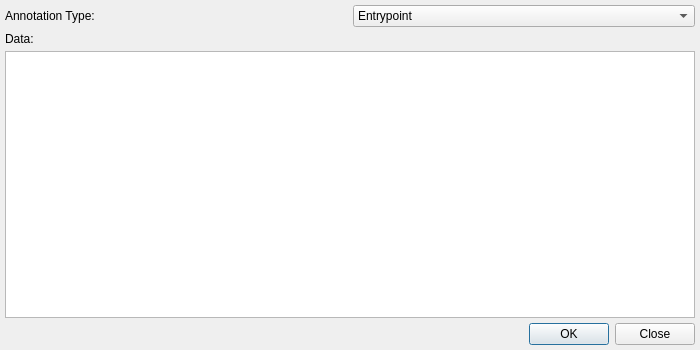
Above: src/dialogs/PPAnnotationsDialog.ui from exokortex/cutter before the change. Below: the same form after it.
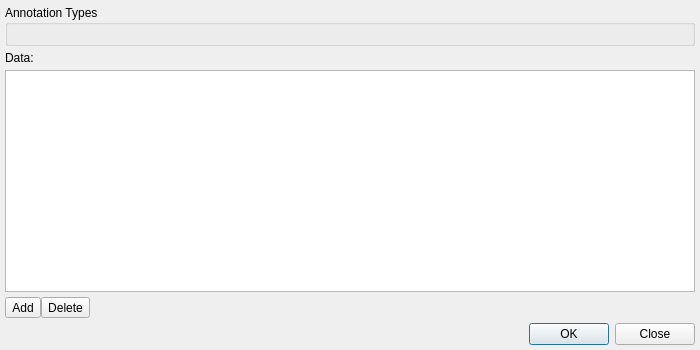
That is the form after the change. Icons and pictures are not drawn.

Commit message: dempendency updates, new add annotation window

Diff of the .ui file:
```diff
--- a/src/dialogs/PPAnnotationsDialog.ui
+++ b/src/dialogs/PPAnnotationsDialog.ui
@@ -43,34 +43,23 @@
         <number>5</number>
        </property>
        <item>
-        <layout class="QHBoxLayout" name="horizontalLayout">
-         <item>
-          <widget class="QLabel" name="label">
-           <property name="text">
-            <string>Annotation Type:</string>
-           </property>
-          </widget>
-         </item>
-         <item>
-          <widget class="QComboBox" name="annotationTypeDropdown">
-           <item>
-            <property name="text">
-             <string>Entrypoint</string>
+        <layout class="QHBoxLayout" name="horizontalLayout"/>
+       </item>
+       <item>
+        <widget class="QGroupBox" name="annotationTypesGroupBox">
+         <property name="title">
+          <string>Annotation Types</string>
+         </property>
+         <layout class="QHBoxLayout" name="horizontalLayout_2">
+          <item>
+           <layout class="QHBoxLayout" name="annotationTypesLayout">
+            <property name="sizeConstraint">
+             <enum>QLayout::SetDefaultConstraint</enum>
             </property>
-           </item>
-           <item>
-            <property name="text">
-             <string>Instruction_type</string>
-            </property>
-           </item>
-           <item>
-            <property name="text">
-             <string>Load_ref</string>
-            </property>
-           </item>
-          </widget>
-         </item>
-        </layout>
+           </layout>
+          </item>
+         </layout>
+        </widget>
        </item>
        <item>
         <widget class="QLabel" name="label_xTo">
@@ -82,6 +71,56 @@
        <item>
         <widget class="QTreeView" name="dataTreeView"/>
        </item>
+       <item>
+        <layout class="QHBoxLayout" name="horizontalLayout_3" stretch="0,0,0">
+         <property name="spacing">
+          <number>0</number>
+         </property>
+         <item>
+          <widget class="QToolButton" name="toolButton">
+           <property name="text">
+            <string>Add</string>
+           </property>
+           <property name="icon">
+            <iconset resource="../resources.qrc">
+             <normaloff>:/img/icons/plus.svg</normaloff>:/img/icons/plus.svg</iconset>
+           </property>
+           <property name="toolButtonStyle">
+            <enum>Qt::ToolButtonTextBesideIcon</enum>
+           </property>
+           <property name="autoRaise">
+            <bool>false</bool>
+           </property>
+           <property name="arrowType">
+            <enum>Qt::NoArrow</enum>
+           </property>
+          </widget>
+         </item>
+         <item>
+          <widget class="QToolButton" name="toolButton_2">
+           <property name="text">
+            <string>Delete</string>
+           </property>
+           <property name="toolButtonStyle">
+            <enum>Qt::ToolButtonTextOnly</enum>
+           </property>
+          </widget>
+         </item>
+         <item>
+          <spacer name="horizontalSpacer">
+           <property name="orientation">
+            <enum>Qt::Horizontal</enum>
+           </property>
+           <property name="sizeHint" stdset="0">
+            <size>
+             <width>40</width>
+             <height>20</height>
+            </size>
+           </property>
+          </spacer>
+         </item>
+        </layout>
+       </item>
       </layout>
      </widget>
     </widget>
```
Left out of the diff: 4 changed lines with no effect on the pictures. The commit also changes 21 other files.
